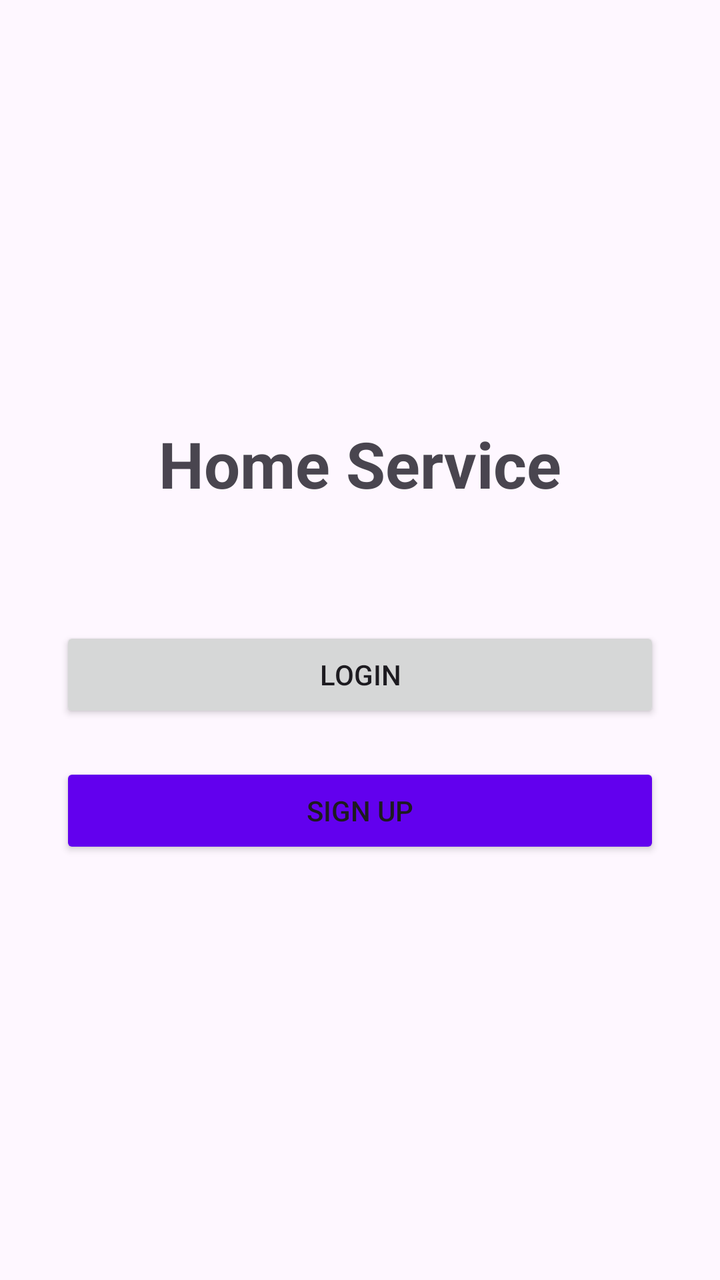
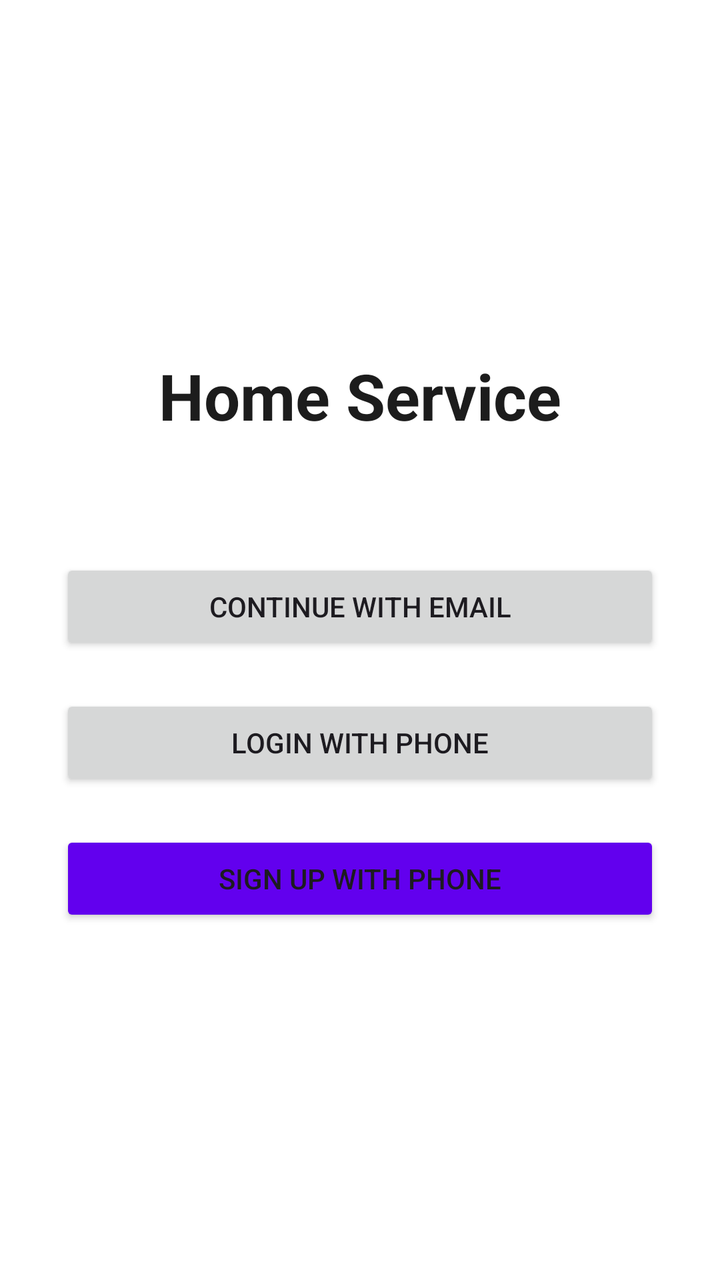

Before-and-after screenshots of an Android layout around one commit, followed by the original layout XML and the change that was made.
<!-- AndroidManifest.xml: application theme Theme.HomeService -->
<!-- res/layout/activity_login_signup_choice.xml -->
<?xml version="1.0" encoding="utf-8"?>
<LinearLayout xmlns:android="http://schemas.android.com/apk/res/android"
    android:layout_width="match_parent"
    android:layout_height="match_parent"
    android:orientation="vertical"
    android:gravity="center"
    android:padding="30dp">

    <TextView
        android:layout_width="wrap_content"
        android:layout_height="wrap_content"
        android:text="Home Service"
        android:textSize="32sp"
        android:textStyle="bold"
        android:layout_marginBottom="60dp" />

    <Button
        android:id="@+id/btnLogin"
        android:layout_width="match_parent"
        android:layout_height="wrap_content"
        android:text="Login"
        android:layout_marginBottom="20dp" />

    <Button
        android:id="@+id/btnSignup"
        android:layout_width="match_parent"
        android:layout_height="wrap_content"
        android:text="Sign Up"
        android:backgroundTint="@color/purple_500" />

</LinearLayout>
<!-- resources referenced by this layout -->
<resources>
  <color name="purple_500">#6200EE</color>
  <style name="Theme.HomeService" parent="Theme.Material3.DayNight.NoActionBar">
          <item name="colorPrimary">@color/purple_500</item>
          <item name="colorPrimaryVariant">@color/purple_700</item>
          <item name="colorOnPrimary">@color/white</item>
          <item name="colorSecondary">@color/teal_200</item>
          <item name="colorSecondaryVariant">@color/teal_700</item>
          <item name="colorOnSecondary">@color/black</item>
          <item name="android:statusBarColor">?attr/colorPrimaryVariant</item>
          <item name="android:windowLightStatusBar">true</item>
          <item name="android:navigationBarColor">?android:attr/colorBackground</item>
      </style>
  <color name="purple_700">#3700B3</color>
  <color name="white">#FFFFFFFF</color>
  <color name="teal_200">#03DAC5</color>
  <color name="teal_700">#018786</color>
  <color name="black">#FF000000</color>
</resources>

<!-- the commit's change to res/layout/activity_login_signup_choice.xml (unified diff, before → after) -->
@@ -4,6 +4,7 @@
     android:layout_height="match_parent"
     android:orientation="vertical"
     android:gravity="center"
+    android:background="@color/background"
     android:padding="30dp">
 
     <TextView
@@ -12,20 +13,28 @@
         android:text="Home Service"
         android:textSize="32sp"
         android:textStyle="bold"
+        android:textColor="@color/text_primary"
         android:layout_marginBottom="60dp" />
+
+    <Button
+        android:id="@+id/btnEmailAuth"
+        android:layout_width="match_parent"
+        android:layout_height="wrap_content"
+        android:text="Continue with Email"
+        android:layout_marginBottom="20dp" />
 
     <Button
         android:id="@+id/btnLogin"
         android:layout_width="match_parent"
         android:layout_height="wrap_content"
-        android:text="Login"
+        android:text="Login with Phone"
         android:layout_marginBottom="20dp" />
 
     <Button
         android:id="@+id/btnSignup"
         android:layout_width="match_parent"
         android:layout_height="wrap_content"
-        android:text="Sign Up"
+        android:text="Sign Up with Phone"
         android:backgroundTint="@color/purple_500" />
 
 </LinearLayout>
<!-- resource entries referenced after the edit -->
@@ -1,6 +1,8 @@
 <!-- resources referenced by this layout -->
 <resources>
+  <color name="background">#FFFFFF</color>
   <color name="purple_500">#6200EE</color>
+  <color name="text_primary">#1C1C1C</color>
   <style name="Theme.HomeService" parent="Theme.Material3.DayNight.NoActionBar">
           <item name="colorPrimary">@color/purple_500</item>
           <item name="colorPrimaryVariant">@color/purple_700</item>
